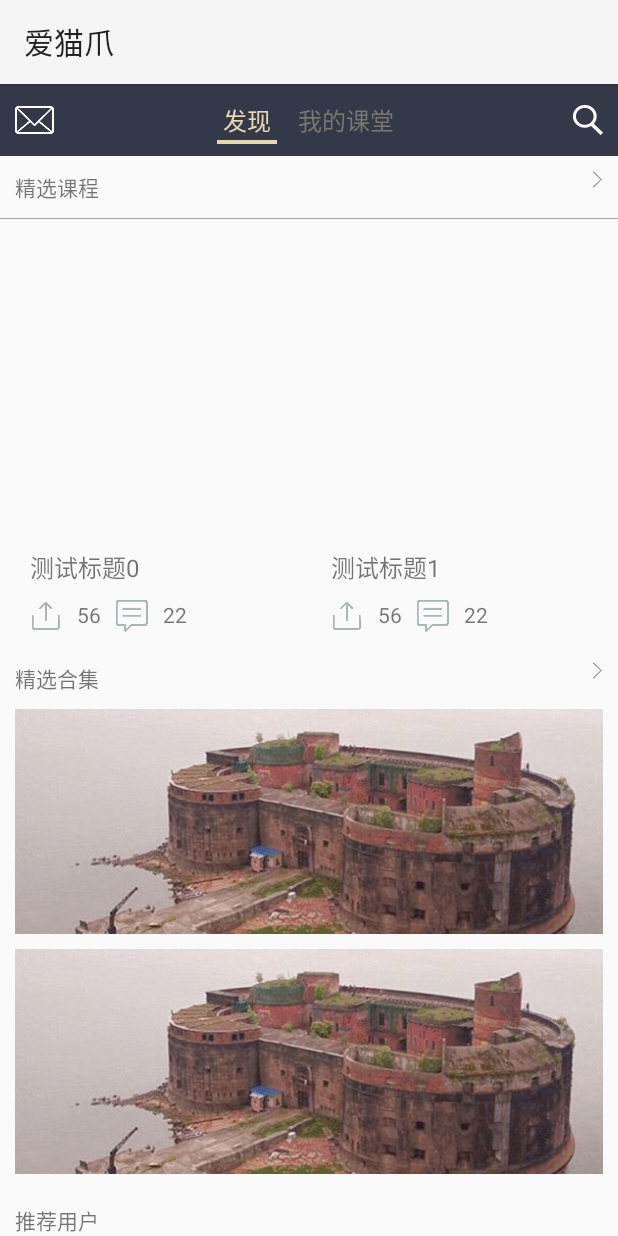
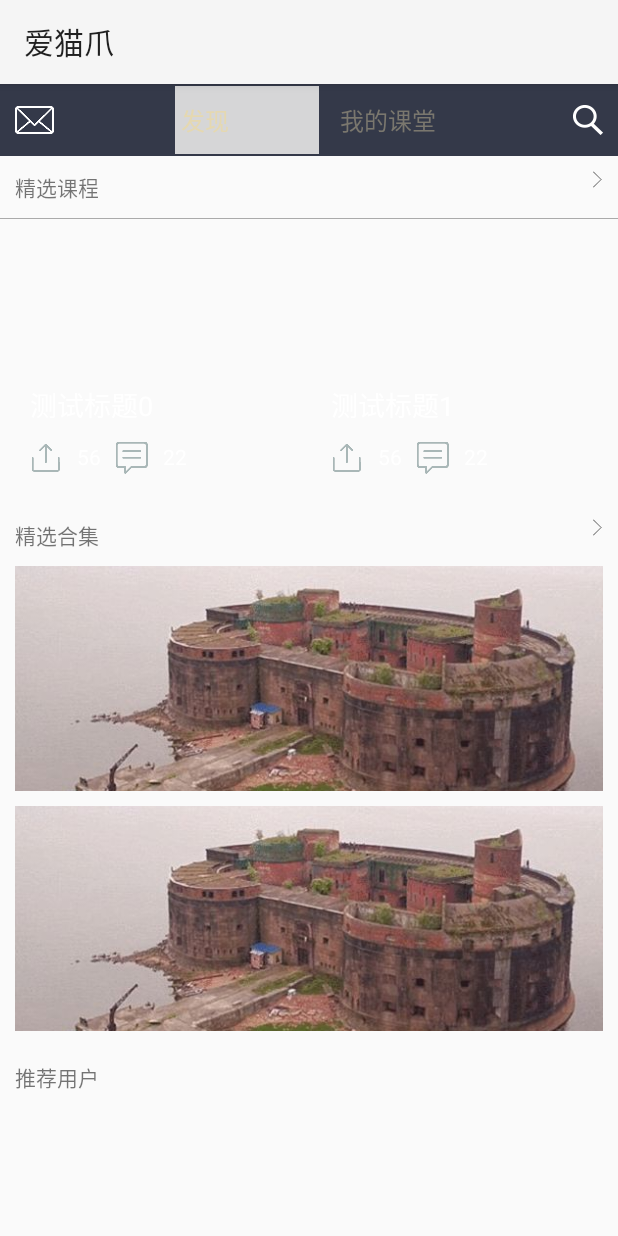
Before and after one commit to marktype/stockapp, an Android app: the fragment SchoolFragment shown on its own in the app's theme, on a phone screen of 412 x 824 dp. Run offline under Robolectric (Android 15) with nearby library versions, the phone set to English and light mode, and no system bars; pictures from the network do not load.

Commit message:
07.20修改界面，搜索监听

```diff
--- a/app/src/main/java/com/example/drawer/stockapp/MainActivity.java
+++ b/app/src/main/java/com/example/drawer/stockapp/MainActivity.java
@@ -67,13 +67,13 @@ public class MainActivity extends BascActivity implements OnFragmentInteractionL
         tabHost.setLayoutParams(params);
         //使用fragment代替activity转换实现
         tabHost.setup(this, getSupportFragmentManager(), android.R.id.tabcontent);
-
         tabHost.addTab(tabHost.newTabSpec("tab1").setIndicator(setTabMenu("头条", R.drawable.tab_item1_selector)), FirstNewsFragment.class, null);
         tabHost.addTab(tabHost.newTabSpec("tab2").setIndicator(setTabMenu("智能投顾", R.drawable.tab_item2_selector)), AutoWisdomFragment.class, null);
 //        tabHost.addTab(tabHost.newTabSpec("tab3").setIndicator(setTabMenu("自选股", R.drawable.tab_item3_selector)), AutoStockFragment.class, null);   //暂时隐藏
         tabHost.addTab(tabHost.newTabSpec("tab4").setIndicator(setTabMenu("学堂", R.drawable.tab_item4_selector)), SchoolFragment.class, null);
         tabHost.addTab(tabHost.newTabSpec("tab5").setIndicator(setTabMenu("我的", R.drawable.tab_item4_selector)), MyFragment.class, null);
 
+        tabHost.getTabWidget().setDividerDrawable(null);     //去除tab之间的分割线
     }
 
     //通知栏高度写在dimen文件中(获取状态栏高度)
--- a/app/src/main/java/com/example/drawer/stockapp/adapter/ImageAdapter.java
+++ b/app/src/main/java/com/example/drawer/stockapp/adapter/ImageAdapter.java
@@ -25,6 +25,7 @@ public class ImageAdapter extends BaseAdapter{
     public void setData(ArrayList<String> list){
         this.list = list;
         notifyDataSetChanged();
+        notifyDataSetInvalidated();
     }
     @Override
     public int getCount() {
@@ -54,7 +55,8 @@ public class ImageAdapter extends BaseAdapter{
         }
         String str = (String) getItem(i);
         if (!TextUtils.isEmpty(str))
-        Picasso.with(context).load(str).into(viewHolder.head);
+        Picasso.with(context).load(str).placeholder(R.mipmap.ic_launcher).into(viewHolder.head);
+
 
         return view;
     }
--- a/app/src/main/java/com/example/drawer/stockapp/fragment/FirstNewsFragment.java
+++ b/app/src/main/java/com/example/drawer/stockapp/fragment/FirstNewsFragment.java
@@ -104,7 +104,7 @@ public class FirstNewsFragment extends Fragment implements View.OnClickListener,
     public View onCreateView(LayoutInflater inflater, ViewGroup container,
                              Bundle savedInstanceState) {
         // Inflate the layout for this fragment
-        if (mView == null){
+        if (headMassageInfo == null){
             mView = inflater.inflate(R.layout.fragment_first_news, container, false);
             initWight();
             getMessageInfo();
@@ -154,7 +154,6 @@ public class FirstNewsFragment extends Fragment implements View.OnClickListener,
             protected void onPostExecute(Object o) {
                 super.onPostExecute(o);
                 String message = (String) o;
-//                String message =  HttpManager.newInstance().getHttpInfo();
                 if (!TextUtils.isEmpty(message)){
                     Gson gson = new Gson();
                     headMassageInfo = gson.fromJson(message, HeadMassageInfo.class);
--- a/app/src/main/java/com/example/drawer/stockapp/fragment/SchoolFragment.java
+++ b/app/src/main/java/com/example/drawer/stockapp/fragment/SchoolFragment.java
@@ -179,7 +179,7 @@ public class SchoolFragment extends Fragment  implements AdapterView.OnItemClick
         ArrayList<HeadIndex> indices = new ArrayList<>();
         for (int i = 0;i<10;i++){
             HeadIndex headIndex = new HeadIndex();
-            headIndex.setIndexImage("https://ss1.baidu.com/6ONXsjip0QIZ8tyhnq/it/u=434429458,1397364987&fm=80");
+            headIndex.setIndexImage("http://img.lanrentuku.com/img/allimg/1605/5-1605291106390-L.jpg");
             headIndex.setIndexName("测试名称"+i);
             headIndex.setIndexPersent("martix推荐");
             indices.add(headIndex);
@@ -216,7 +216,7 @@ public class SchoolFragment extends Fragment  implements AdapterView.OnItemClick
             txt1.setLayoutParams(aaaa1);
             txt1.setText(index.getIndexName());
             txt1.setGravity(Gravity.CENTER);
-            txt1.setTextSize(18);
+            txt1.setTextSize(16);
 
             layout1.addView(txt1);
 
@@ -239,7 +239,7 @@ public class SchoolFragment extends Fragment  implements AdapterView.OnItemClick
         ArrayList<HeadIndex> headIndices = new ArrayList<>();
         for (int i = 0;i<2;i++){
             HeadIndex headIndex = new HeadIndex();
-            headIndex.setIndexImage("https://ss2.baidu.com/6ONYsjip0QIZ8tyhnq/it/u=987454709,2145354371&fm=80");
+            headIndex.setIndexImage("http://img.lanrentuku.com/img/allimg/1605/5-1605291106390-L.jpg");
             headIndex.setIndexName("测试标题"+i);
             headIndex.setIndexNum("56");
             headIndex.setIndexPersent("22");
@@ -254,7 +254,7 @@ public class SchoolFragment extends Fragment  implements AdapterView.OnItemClick
         ArrayList<HeadIndex> headIndices = new ArrayList<>();
         for (int i = 0;i<4;i++){
             HeadIndex headIndex = new HeadIndex();
-            headIndex.setIndexImage("https://ss2.baidu.com/6ONYsjip0QIZ8tyhnq/it/u=987454709,2145354371&fm=80");
+            headIndex.setIndexImage("http://img.lanrentuku.com/img/allimg/1605/5-1605291106390-L.jpg");
             headIndex.setIndexName("测试标题"+i);
             headIndex.setIndexNum("55");
             headIndex.setIndexPersent("25");
--- a/app/src/main/res/drawable/button_line.xml
+++ b/app/src/main/res/drawable/top_line.xml
@@ -7,9 +7,9 @@
         </shape>
     </item>
     <!-- 主体背景颜色值 -->
-    <item android:bottom="3dp"> <!--设置只有底部有边框-->
+    <item android:top="1dp"> <!--设置只有底部有边框-->
         <shape>
-            <solid android:color="#343949" />
+            <solid android:color="@color/write_color" />
         </shape>
     </item>
 </layer-list>
--- a/app/src/main/res/layout/activity_serch.xml
+++ b/app/src/main/res/layout/activity_serch.xml
@@ -32,20 +32,23 @@
         android:layout_below="@id/search_title"
         android:layout_width="wrap_content"
         android:text="搜索"
-        android:layout_marginTop="@dimen/margin_10dp"
+        android:padding="@dimen/margin_10dp"
        android:layout_marginRight="@dimen/margin_10dp"
         android:layout_alignParentRight="true"
         android:layout_height="wrap_content" />
     <EditText
+        android:id="@+id/search_edit"
         android:drawableLeft="@mipmap/searchicon"
         android:drawablePadding="@dimen/margin_10dp"
         android:padding="@dimen/margin_5dp"
+        android:textColorHint="@color/write_color"
         android:hint="搜索"
         android:layout_margin="@dimen/margin_5dp"
         android:layout_toLeftOf="@id/search_txt"
         android:layout_below="@id/search_title"
         android:layout_width="match_parent"
         android:alpha="0.8"
+        android:imeOptions="actionSearch"
         android:background="@drawable/rect_edit_bg_shape"
         android:layout_height="wrap_content" />
 </RelativeLayout>
--- a/app/src/main/res/layout/fragment_school.xml
+++ b/app/src/main/res/layout/fragment_school.xml
@@ -26,7 +26,7 @@
             <RadioButton
                 android:id="@+id/find_txt"
                 android:layout_width="wrap_content"
-                android:layout_height="wrap_content"
+                android:layout_height="match_parent"
                 android:button="@null"
                 android:padding="@dimen/margin_4dp"
                 android:text="@string/find_txt"
@@ -38,7 +38,7 @@
             <RadioButton
                 android:id="@+id/class_txt"
                 android:layout_width="wrap_content"
-                android:layout_height="wrap_content"
+                android:layout_height="match_parent"
                 android:button="@null"
                 android:padding="@dimen/margin_4dp"
                 android:text="@string/my_class_txt"
--- a/app/src/main/res/layout/jingxuan_class_two_item_layout.xml
+++ b/app/src/main/res/layout/jingxuan_class_two_item_layout.xml
@@ -1,41 +1,58 @@
 <?xml version="1.0" encoding="utf-8"?>
 <RelativeLayout xmlns:android="http://schemas.android.com/apk/res/android"
     android:layout_width="match_parent"
-    android:layout_height="match_parent">
+    android:layout_height="match_parent"
+    >
 
     <ImageView
         android:id="@+id/jingxuan_class_img"
-        android:scaleType="centerCrop"
         android:layout_width="match_parent"
-        android:layout_height="200dp"
-        android:src="@mipmap/ic_launcher"/>
+        android:layout_height="170dp"
+        android:scaleType="centerCrop" />
+
+    <RelativeLayout
+        android:layout_width="match_parent"
+        android:layout_height="70dp"
+        android:layout_alignParentBottom="true"
+        android:orientation="vertical">
+
 
             <TextView
+                android:id="@+id/dingzhi_num"
                 android:layout_width="wrap_content"
                 android:layout_height="wrap_content"
-        android:layout_below="@id/jingxuan_class_img"
-        android:text="标题"
-        android:layout_margin="@dimen/margin_10dp"
-        android:textSize="@dimen/title_text_size"
-        android:id="@+id/title_name"/>
+                android:layout_alignParentBottom="true"
+                android:layout_marginBottom="@dimen/margin_10dp"
+                android:layout_marginLeft="@dimen/margin_10dp"
+                android:drawableLeft="@mipmap/zhuanfa"
+                android:drawablePadding="@dimen/margin_10dp"
+                android:text="20"
+                android:textColor="@color/write_color" />
+
             <TextView
-        android:layout_below="@id/title_name"
+                android:id="@+id/pinglun_num"
                 android:layout_width="wrap_content"
                 android:layout_height="wrap_content"
-        android:text="20"
-        android:drawableLeft="@mipmap/zhuanfa"
+                android:layout_alignParentBottom="true"
+                android:layout_marginBottom="@dimen/margin_10dp"
+                android:layout_marginLeft="@dimen/margin_10dp"
+                android:layout_toRightOf="@id/dingzhi_num"
+                android:drawableLeft="@mipmap/pinglun"
                 android:drawablePadding="@dimen/margin_10dp"
-        android:layout_marginLeft="@dimen/margin_10dp"
-        android:id="@+id/dingzhi_num"/>
+                android:text="30"
+                android:textColor="@color/write_color" />
+
         <TextView
-        android:layout_below="@id/title_name"
+            android:id="@+id/title_name"
             android:layout_width="wrap_content"
             android:layout_height="wrap_content"
-        android:layout_toRightOf="@id/dingzhi_num"
-        android:text="30"
-        android:drawableLeft="@mipmap/pinglun"
-        android:drawablePadding="@dimen/margin_10dp"
+
             android:layout_marginLeft="@dimen/margin_10dp"
-        android:id="@+id/pinglun_num"/>
+            android:text="标题"
+            android:textColor="@color/write_color"
+            android:textSize="@dimen/content_text_size" />
+
 
     </RelativeLayout>
+
+</RelativeLayout>
--- a/app/src/main/res/layout/tab_own_item_layout.xml
+++ b/app/src/main/res/layout/tab_own_item_layout.xml
@@ -3,6 +3,7 @@
     android:layout_width="match_parent"
     android:layout_height="match_parent"
     android:orientation="vertical"
+    android:background="@drawable/top_line"
     android:gravity="center">
 
     <ImageView android:id="@+id/tab_image"
--- a/app/src/main/res/values/dimens.xml
+++ b/app/src/main/res/values/dimens.xml
@@ -16,6 +16,7 @@
     <dimen name="margin_40dp">40dp</dimen>
     <dimen name="margin_30dp">30dp</dimen>
     <dimen name="margin_25dp">25dp</dimen>
+    <dimen name="margin_20dp">20dp</dimen>
     <dimen name="margin_80dp">80dp</dimen>
     <dimen name="margin_100dp">100dp</dimen>
 
```
Also changed, not shown: app/src/main/java/com/example/drawer/stockapp/activity/SerchActivity.java (+49 -6 lines), app/src/main/java/com/example/drawer/stockapp/htttputil/HttpManager.java (+5 -2 lines), 7 other files. Lines whose indentation alone changed are shown as unchanged.
